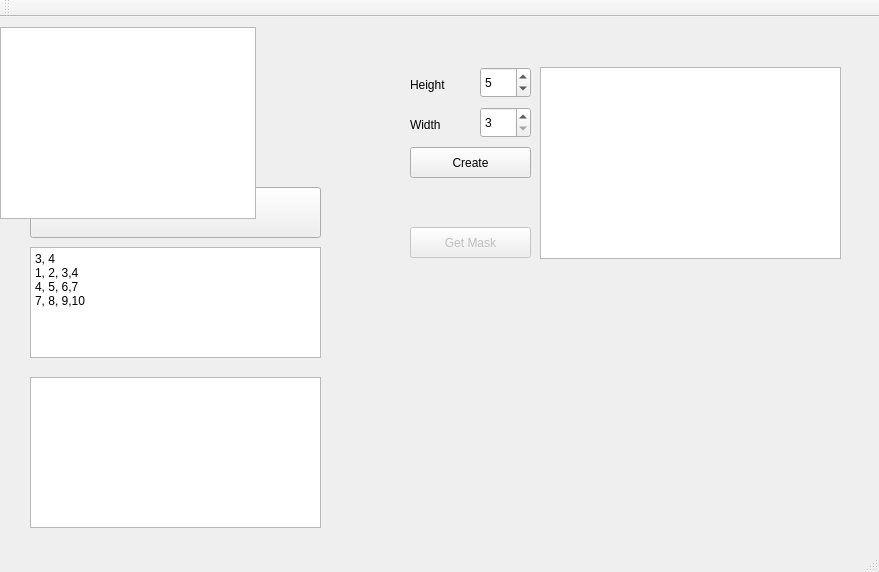
The window that HWK03QT/HWK03QT.ui (iefcyang/ImageProcessingLearning) describes before a commit, drawn with Qt 5.
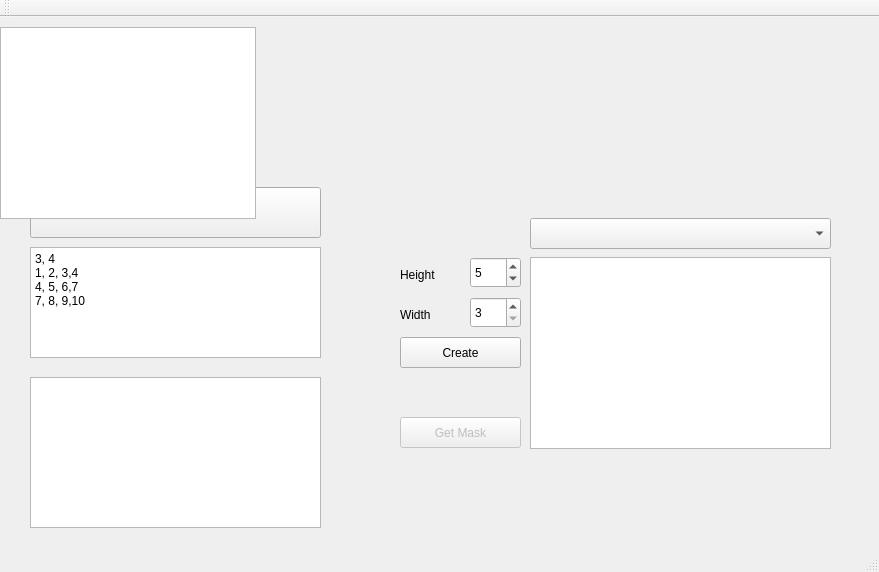
The same window after the commit.

```diff
--- a/HWK03QT/HWK03QT.ui
+++ b/HWK03QT/HWK03QT.ui
@@ -74,8 +74,8 @@
    <widget class="QSpinBox" name="spbHeight">
     <property name="geometry">
      <rect>
-      <x>480</x>
-      <y>50</y>
+      <x>470</x>
+      <y>240</y>
       <width>51</width>
       <height>31</height>
      </rect>
@@ -93,8 +93,8 @@
    <widget class="QSpinBox" name="spbWidth">
     <property name="geometry">
      <rect>
-      <x>480</x>
-      <y>90</y>
+      <x>470</x>
+      <y>280</y>
       <width>51</width>
       <height>31</height>
      </rect>
@@ -112,8 +112,8 @@
    <widget class="QPushButton" name="btnCreate">
     <property name="geometry">
      <rect>
-      <x>410</x>
-      <y>130</y>
+      <x>400</x>
+      <y>320</y>
       <width>121</width>
       <height>31</height>
      </rect>
@@ -125,8 +125,8 @@
    <widget class="QLabel" name="label">
     <property name="geometry">
      <rect>
-      <x>410</x>
-      <y>60</y>
+      <x>400</x>
+      <y>250</y>
       <width>53</width>
       <height>16</height>
      </rect>
@@ -138,8 +138,8 @@
    <widget class="QLabel" name="label_2">
     <property name="geometry">
      <rect>
-      <x>410</x>
-      <y>100</y>
+      <x>400</x>
+      <y>290</y>
       <width>53</width>
       <height>16</height>
      </rect>
@@ -151,8 +151,8 @@
    <widget class="QTableView" name="tbwMask">
     <property name="geometry">
      <rect>
-      <x>540</x>
-      <y>50</y>
+      <x>530</x>
+      <y>240</y>
       <width>301</width>
       <height>192</height>
      </rect>
@@ -164,8 +164,8 @@
     </property>
     <property name="geometry">
      <rect>
-      <x>410</x>
-      <y>210</y>
+      <x>400</x>
+      <y>400</y>
       <width>121</width>
       <height>31</height>
      </rect>
@@ -174,6 +174,16 @@
      <string>Get Mask</string>
     </property>
    </widget>
+   <widget class="QComboBox" name="comboBox">
+    <property name="geometry">
+     <rect>
+      <x>530</x>
+      <y>201</y>
+      <width>301</width>
+      <height>31</height>
+     </rect>
+    </property>
+   </widget>
   </widget>
   <widget class="QMenuBar" name="menuBar">
    <property name="geometry">
```
